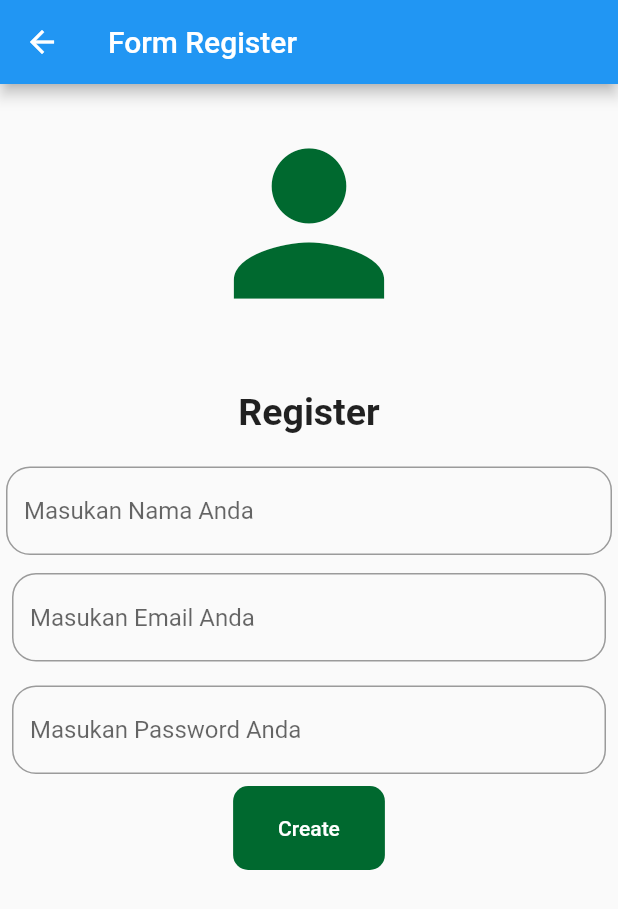
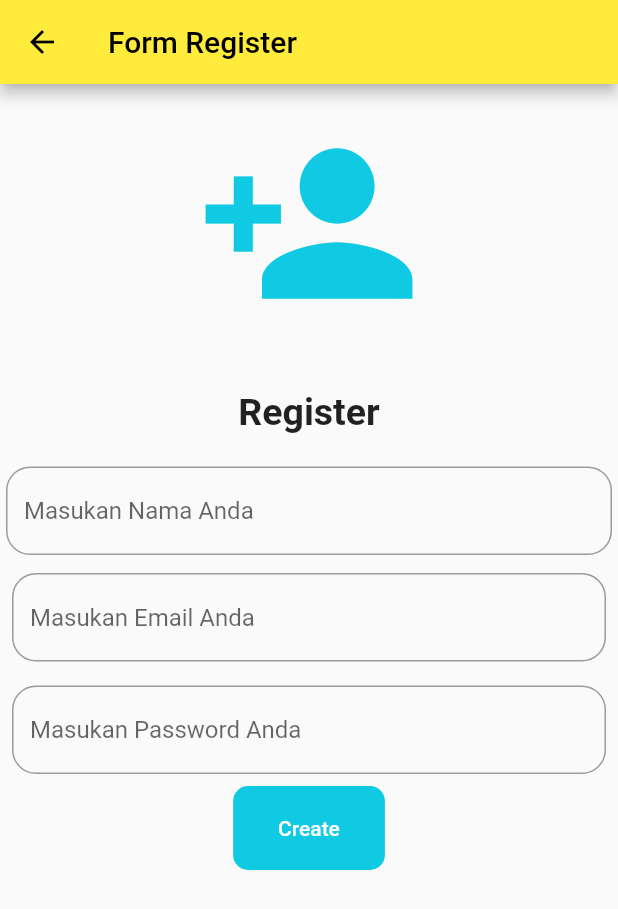
Before and after one commit to BaresiBahtiar/tugas10, a Flutter app: the screen it shows after launch, after a tap on "Register", on a phone screen of 412 x 824 dp. Shown: the top 909 px of the screen. Run offline on Flutter 3.47's test engine with Material 2 defaults, Android fonts, the phone set to English and light mode, and no system bars; network calls fail.

Commit message:
Tugas Pertemuan 10

```diff
--- a/lib/Form_login.dart
+++ b/lib/Form_login.dart
@@ -28,7 +28,7 @@ class _FormScreenState extends State<FormScreen> {
           children: [
             Padding(
               padding: const EdgeInsets.all(10),
-              child: Text('Silahkan Login',
+              child: Text("Please Login",
                   style: TextStyle(fontWeight: FontWeight.bold, fontSize: 25)),
             ),
             //Text('Harap isi'),
@@ -55,7 +55,7 @@ class _FormScreenState extends State<FormScreen> {
             ),
             TextButton(
               style: TextButton.styleFrom(
-                backgroundColor: Color.fromARGB(255, 0, 105, 47),
+                backgroundColor: Color.fromARGB(255, 13, 167, 239),
                 padding: const EdgeInsets.symmetric(
                   horizontal: 30,
                   vertical: 20,
--- a/lib/Form_screen.dart
+++ b/lib/Form_screen.dart
@@ -29,9 +29,9 @@ class _SignupState extends State<Signup> {
             Padding(
               padding: const EdgeInsets.all(18.0),
               child: Icon(
-                Icons.person,
+                Icons.person_add,
                 size: 150,
-                color: Color.fromARGB(255, 0, 105, 47),
+                color: Color.fromARGB(255, 15, 202, 226),
               ),
             ),
             Padding(
@@ -71,7 +71,7 @@ class _SignupState extends State<Signup> {
             ),
             TextButton(
               style: TextButton.styleFrom(
-                backgroundColor: Color.fromARGB(255, 0, 105, 47),
+                backgroundColor: Color.fromARGB(255, 15, 202, 226),
                 padding: const EdgeInsets.symmetric(
                   horizontal: 30,
                   vertical: 20,
--- a/lib/Home_screen.dart
+++ b/lib/Home_screen.dart
@@ -14,9 +14,10 @@ class _HomeScreenState extends State<HomeScreen> {
   @override
   Widget build(BuildContext context) {
     return Scaffold(
+      backgroundColor: Color.fromRGBO(253, 254, 255, 1),
       appBar: AppBar(
         centerTitle: true,
-        title: const Text('Home'),
+        title: const Text('FROM LOGIN & REGISTER'),
       ),
       body: Center(
         child: Column(
@@ -28,22 +29,18 @@ class _HomeScreenState extends State<HomeScreen> {
                 decoration: BoxDecoration(
                   borderRadius: BorderRadius.circular(10),
                 ),
-              child: Icon(
-                Icons.person_add,
-                size: 350,
-                color: Colors.blueAccent,
-              ),
-            ),
+                child: Image.network(
+                  "https://magetan.satujam.com/wp-content/uploads/2016/05/nokia-logo-connecting-people.jpg?strip=all&lossy=1&ssl=1",
+                )),
             Column(
               children: [
-                Text('Selamat Datang',
+                Text('WELCOME',
                     style:
                         TextStyle(fontWeight: FontWeight.bold, fontSize: 40)),
                 Text('',
                     style:
                         TextStyle(fontWeight: FontWeight.bold, fontSize: 40)),
-                Text('Silahkan Login Terlebih Dahulu!!!'),
-                Text('Jika belum mempunyai akun, harap regist')
+                Text("Don't have an account? Sign UP Now"),
               ],
             ),
             Row(
@@ -77,7 +74,7 @@ class _HomeScreenState extends State<HomeScreen> {
                   padding: const EdgeInsets.all(8.0),
                   child: TextButton(
                     style: TextButton.styleFrom(
-                      backgroundColor: Color.fromARGB(255, 0, 105, 47),
+                      backgroundColor: Color.fromARGB(255, 4, 119, 13),
                       padding: const EdgeInsets.symmetric(
                         horizontal: 50,
                         vertical: 20,
--- a/lib/main.dart
+++ b/lib/main.dart
@@ -15,7 +15,7 @@ class MyApp extends StatelessWidget {
     return MaterialApp(
       title: 'Selamat Datang',
       theme: ThemeData(
-        primarySwatch: Colors.blue,
+        primarySwatch: Colors.yellow,
       ),
       home: const HomeScreen(),
       routes: {
```
Lines whose indentation alone changed are shown as unchanged.
